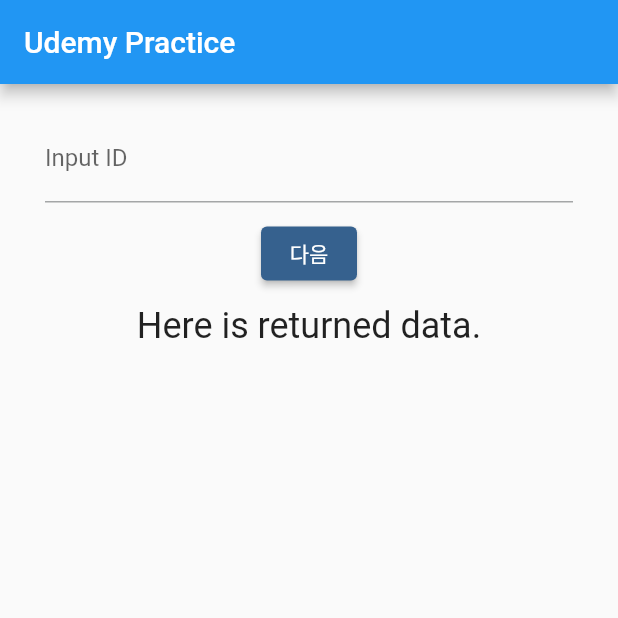
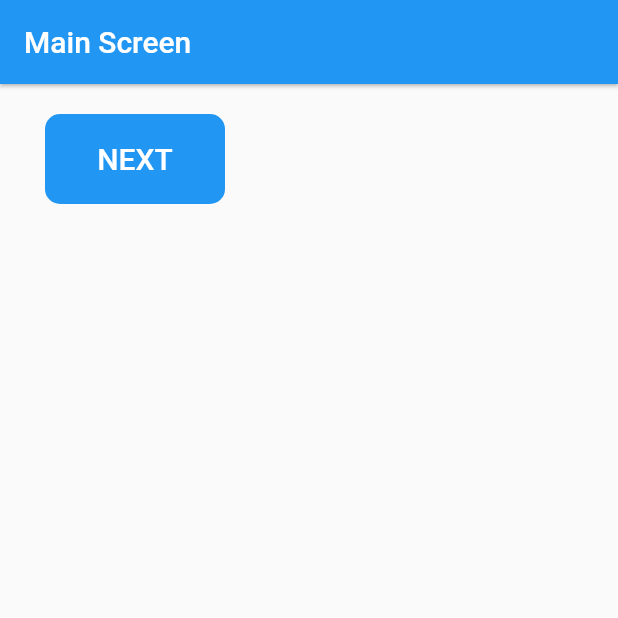
Before and after one commit to academy3746/udemy_lecture, a Flutter app: the screen it shows after launch, on a phone screen of 412 x 824 dp, the top half of it. Run offline on Flutter 3.47's test engine with Material 2 defaults, Android fonts, the light colour scheme and no system bars.

Commit message:
1. 7th Challenge

```diff
--- a/lib/features/main_screen/main_screen.dart
+++ /dev/null
@@ -1,87 +0,0 @@
-// ignore_for_file: avoid_print
-import 'package:flutter/material.dart';
-
-class MainScreen extends StatefulWidget {
-  static String routeName = "/main";
-
-  const MainScreen({super.key});
-
-  @override
-  State<MainScreen> createState() => _MainScreenState();
-}
-
-class _MainScreenState extends State<MainScreen> {
-  final TextEditingController _idController = TextEditingController();
-
-  String _msg = "Here is returned data.";
-
-  //final ValueNotifier<int> _notifier = ValueNotifier(0);
-
-  @override
-  void initState() {
-    super.initState();
-    _idController;
-  }
-
-  @override
-  void dispose() {
-    _idController.dispose();
-    super.dispose();
-  }
-
-  @override
-  Widget build(BuildContext context) {
-    return Scaffold(
-      appBar: AppBar(
-        backgroundColor: Colors.blue,
-        title: const Text(
-          "Udemy Practice",
-          style: TextStyle(
-            color: Colors.white,
-          ),
-        ),
-      ),
-      body: Padding(
-        padding: const EdgeInsets.symmetric(
-          vertical: 20,
-          horizontal: 30,
-        ),
-        child: Column(
-          children: [
-            TextField(
-              controller: _idController,
-              decoration: const InputDecoration(
-                labelText: "Input ID",
-              ),
-            ),
-            const SizedBox(
-              height: 10,
-            ),
-            ElevatedButton(
-              onPressed: () {
-                setState(() {
-                  _msg = _idController.text.toString();
-                });
-                //_notifier.value = 30;
-              },
-              child: const Text("다음"),
-            ),
-            const SizedBox(
-              height: 10,
-            ),
-            /*ValueListenableBuilder<int>(
-              valueListenable: _notifier,
-              builder: (BuildContext context, value, Widget? child) {
-                return Text("Count: $value");
-              },
-            ),*/
-            Text(
-              _msg,
-              style: const TextStyle(fontSize: 24),
-            ),
-          ],
-        ),
-      ),
-    );
-  }
-}
--- /dev/null
+++ b/lib/features/screens/main_screen.dart
@@ -0,0 +1,62 @@
+// ignore_for_file: avoid_print
+import 'package:flutter/material.dart';
+import 'package:udemy_lecture/features/screens/sub_screen.dart';
+
+class MainScreen extends StatefulWidget {
+  static String routeName = "/main";
+
+  const MainScreen({super.key});
+
+  @override
+  State<MainScreen> createState() => _MainScreenState();
+}
+
+class _MainScreenState extends State<MainScreen> {
+  void _pushSubScreen() {
+    Navigator.pushNamed(context, SubScreen.routeName);
+  }
+
+  @override
+  Widget build(BuildContext context) {
+    return Scaffold(
+      appBar: AppBar(
+        elevation: 1,
+        backgroundColor: Colors.blue,
+        title: const Text(
+          "Main Screen",
+          style: TextStyle(
+            color: Colors.white,
+          ),
+        ),
+      ),
+      body: Padding(
+        padding: const EdgeInsets.symmetric(
+          vertical: 20,
+          horizontal: 30,
+        ),
+        child: Column(
+          children: [
+            Container(
+              width: 120,
+              height: 60,
+              decoration: BoxDecoration(
+                borderRadius: BorderRadius.circular(10),
+                color: Colors.blue,
+              ),
+              child: TextButton(
+                onPressed: _pushSubScreen,
+                child: const Text(
+                  "NEXT",
+                  style: TextStyle(
+                    fontSize: 20,
+                    color: Colors.white,
+                  ),
+                ),
+              ),
+            ),
+          ],
+        ),
+      ),
+    );
+  }
+}
--- a/lib/features/splash_screen/splash_screen.dart
+++ b/lib/features/screens/splash_screen.dart
@@ -1,7 +1,7 @@
 import 'dart:async';
 
 import 'package:flutter/material.dart';
-import 'package:udemy_lecture/features/main_screen/main_screen.dart';
+import 'package:udemy_lecture/features/screens/main_screen.dart';
 
 class SplashScreen extends StatelessWidget {
   static String routeName = "/";
--- a/lib/main.dart
+++ b/lib/main.dart
@@ -1,6 +1,7 @@
 import 'package:flutter/material.dart';
-import 'package:udemy_lecture/features/main_screen/main_screen.dart';
-import 'package:udemy_lecture/features/splash_screen/splash_screen.dart';
+import 'package:udemy_lecture/features/screens/main_screen.dart';
+import 'package:udemy_lecture/features/screens/splash_screen.dart';
+import 'package:udemy_lecture/features/screens/sub_screen.dart';
 
 void main() {
   runApp(const MyApp());
@@ -19,11 +20,12 @@ class MyApp extends StatelessWidget {
         useMaterial3: false,
         visualDensity: VisualDensity.adaptivePlatformDensity,
       ),
-      debugShowCheckedModeBanner: false,
+      debugShowCheckedModeBanner: true,
       initialRoute: SplashScreen.routeName,
       routes: {
         SplashScreen.routeName: (context) => const SplashScreen(),
         MainScreen.routeName: (context) => const MainScreen(),
+        SubScreen.routeName: (context) => const SubScreen(),
       },
     );
   }
```
Also changed, not shown: lib/features/screens/sub_screen.dart (added, +37 -0 lines).
